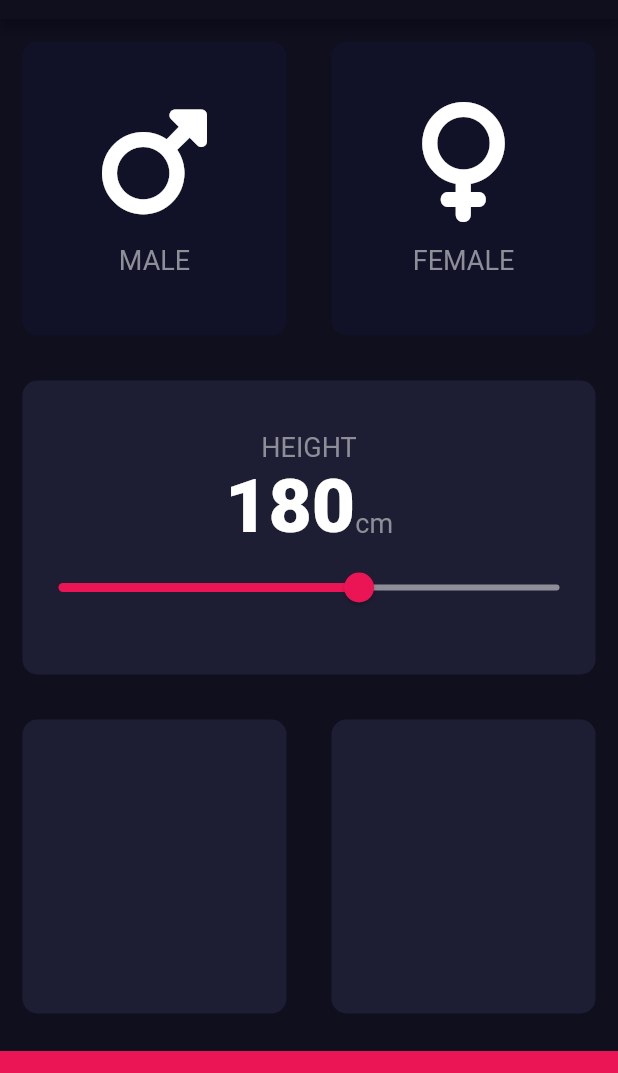
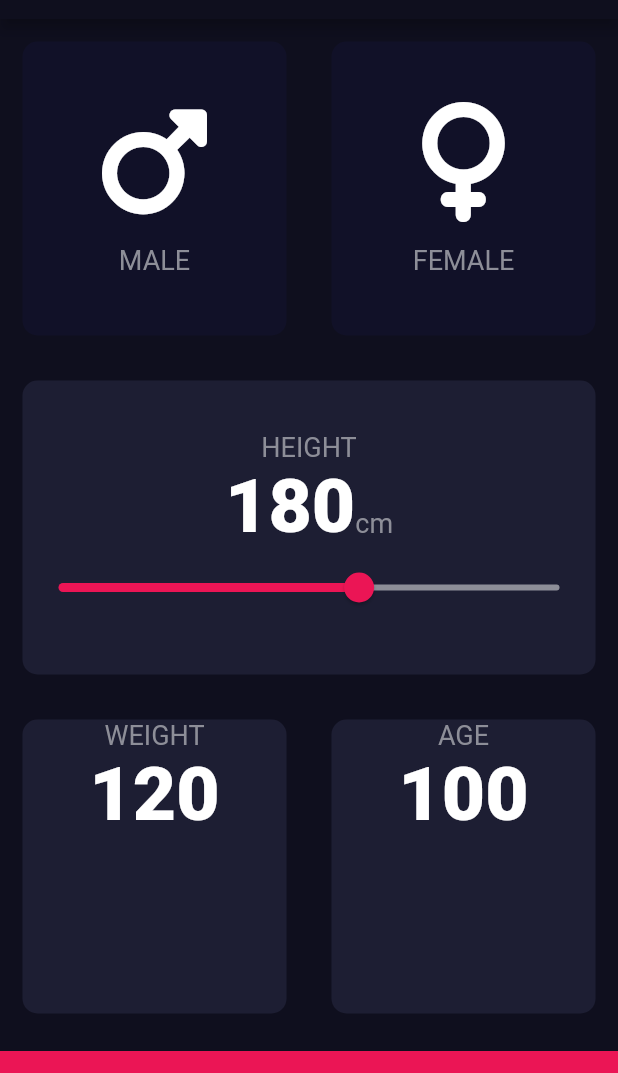
Before and after one commit to Saifee-11/bmi-calculator, a Flutter app: the screen it shows after launch, on a phone screen of 412 x 824 dp, the part 65-1138 px from its top. Run offline on Flutter 3.47's test engine with Material 2 defaults, Android fonts, the phone set to English and light mode, and no system bars; our stand-ins replace font_awesome_flutter.

Commit message:
Weight and Age done

```diff
--- a/lib/input_page.dart
+++ b/lib/input_page.dart
@@ -18,6 +18,8 @@ class _InputPageState extends State<InputPage> {
 
   Gender selectedGender;
   int height = 180;
+  int weight = 120;
+  int age = 100;
 
   @override
   Widget build(BuildContext context) {
@@ -100,10 +102,36 @@ class _InputPageState extends State<InputPage> {
               Expanded(
                 child: ReusableCard(
                   colour: kActiveCardColor,
+                  cardChild: Column(
+                    children: <Widget>[
+                      Text('WEIGHT',
+                      style: kLabelTextStyle,),
+                      Row(
+                        mainAxisAlignment: MainAxisAlignment.center,
+                        children: <Widget>[
+                          Text('120',
+                          style: kNumberTextStyle,)
+                        ],
+                      )
+                    ],
+                  ),
                 ),),
               Expanded(
                 child: ReusableCard(
-                  colour: kActiveCardColor,),)
+                  colour: kActiveCardColor,
+                cardChild: Column(
+                  children: <Widget>[
+                    Text('AGE',
+                    style: kLabelTextStyle,),
+                    Row(
+                      mainAxisAlignment: MainAxisAlignment.center,
+                      children: <Widget>[
+                        Text('100',
+                        style: kNumberTextStyle,)
+                      ],
+                    )
+                  ],
+                ),),)
             ],
           )),
           Container(
```
